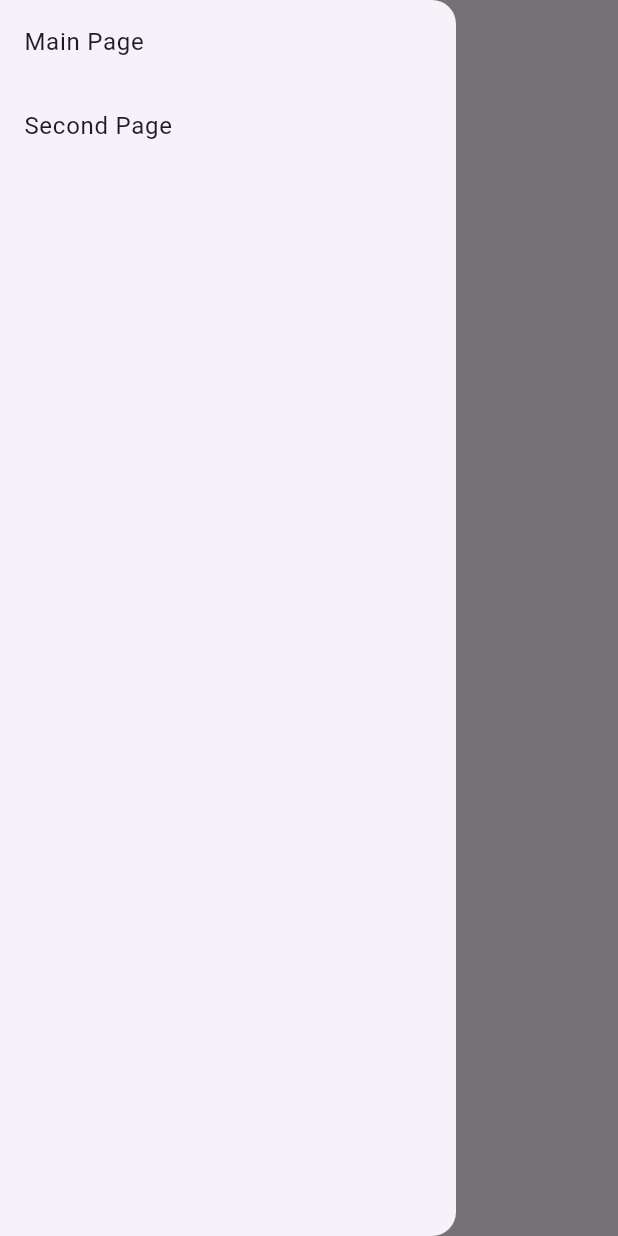
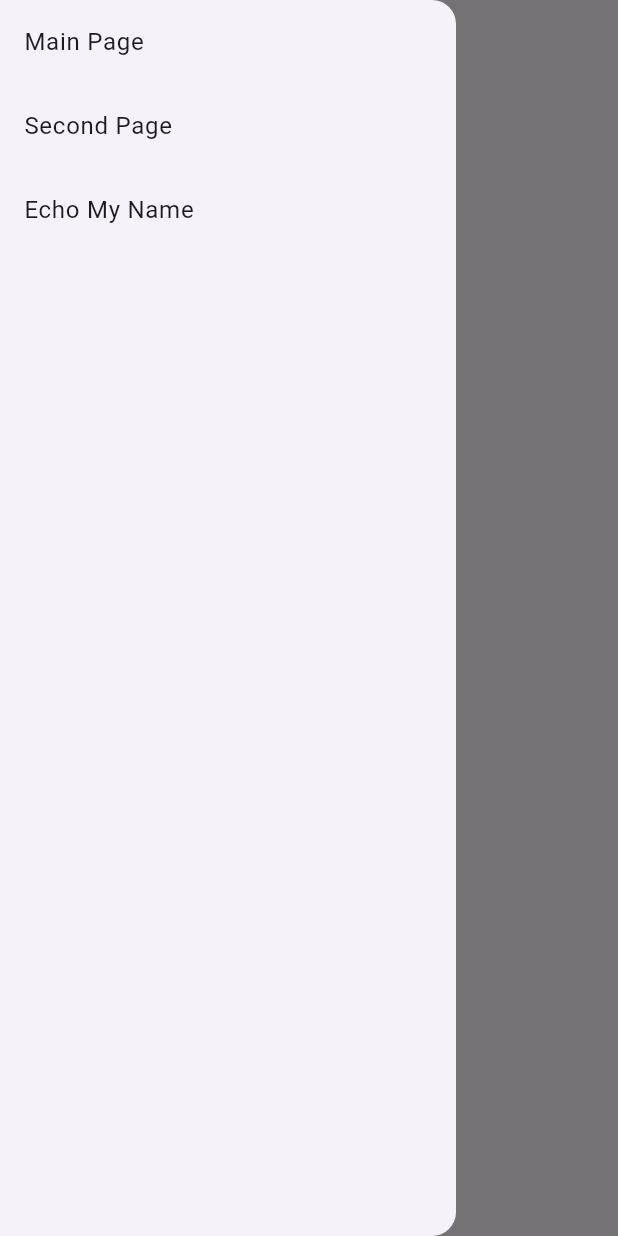
Before and after one commit to Milarize/todolist, a Flutter app: the screen it shows after launch, with the side drawer open, on a phone screen of 412 x 824 dp. Run offline on Flutter 3.47's test engine with Material 3 defaults, Android fonts, the phone set to English and light mode, and no system bars.

Commit message:
SetState_echo

```diff
--- a/lib/main.dart
+++ b/lib/main.dart
@@ -1,4 +1,5 @@
 import 'package:flutter/material.dart';
+import 'package:todolist_week3/echo_my_name.dart';
 import 'package:todolist_week3/main_page.dart';
 import 'package:todolist_week3/second_page.dart';
 
@@ -16,7 +17,8 @@
       initialRoute: MainPage.nameRoute,
       routes: {
         MainPage.nameRoute: (context) => MainPage(),
-        SecondPage.nameRoute: (context) => SecondPage()
+        SecondPage.nameRoute: (context) => SecondPage(),
+        EchoMyName.nameRoute: (context) => EchoMyName(),
       },
     );
   }
--- a/lib/main_drawer.dart
+++ b/lib/main_drawer.dart
@@ -1,4 +1,5 @@
 import 'package:flutter/material.dart';
+import 'package:todolist_week3/echo_my_name.dart';
 import 'package:todolist_week3/main_page.dart';
 import 'package:todolist_week3/second_page.dart';
 
@@ -17,7 +18,13 @@ Widget getDrawer(BuildContext context) {
           onTap: () {
             Navigator.pushNamed(context, SecondPage.nameRoute);
           },
-        )
+        ),
+        ListTile(
+          title: Text("Echo My Name"),
+          onTap: () {
+            Navigator.pushNamed(context, EchoMyName.nameRoute);
+          },
+        ),
       ],
     ),
   );
```
Also changed, not shown: lib/echo_my_name.dart (added, +36 -0 lines).
